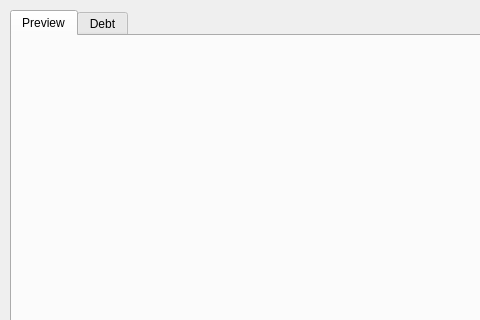
First picture: the form in mainwindow.ui, repository Sadaananth/Doflamingo, before the edit; both pictures show x 0 to 480 and y 0 to 320 of the 800 by 600 pixel window.
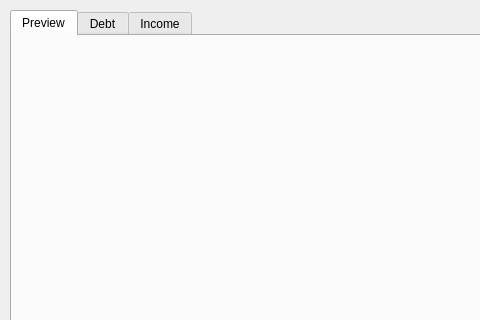
Second picture: the form after the edit.

Commit message: add income widget

Diff of the .ui file:
```diff
--- a/mainwindow.ui
+++ b/mainwindow.ui
@@ -36,6 +36,11 @@
       <string>Debt</string>
      </attribute>
     </widget>
+    <widget class="QWidget" name="incomeTab">
+     <attribute name="title">
+      <string>Income</string>
+     </attribute>
+    </widget>
    </widget>
   </widget>
   <widget class="QStatusBar" name="statusbar"/>
```
The commit also changes 5 other files.
